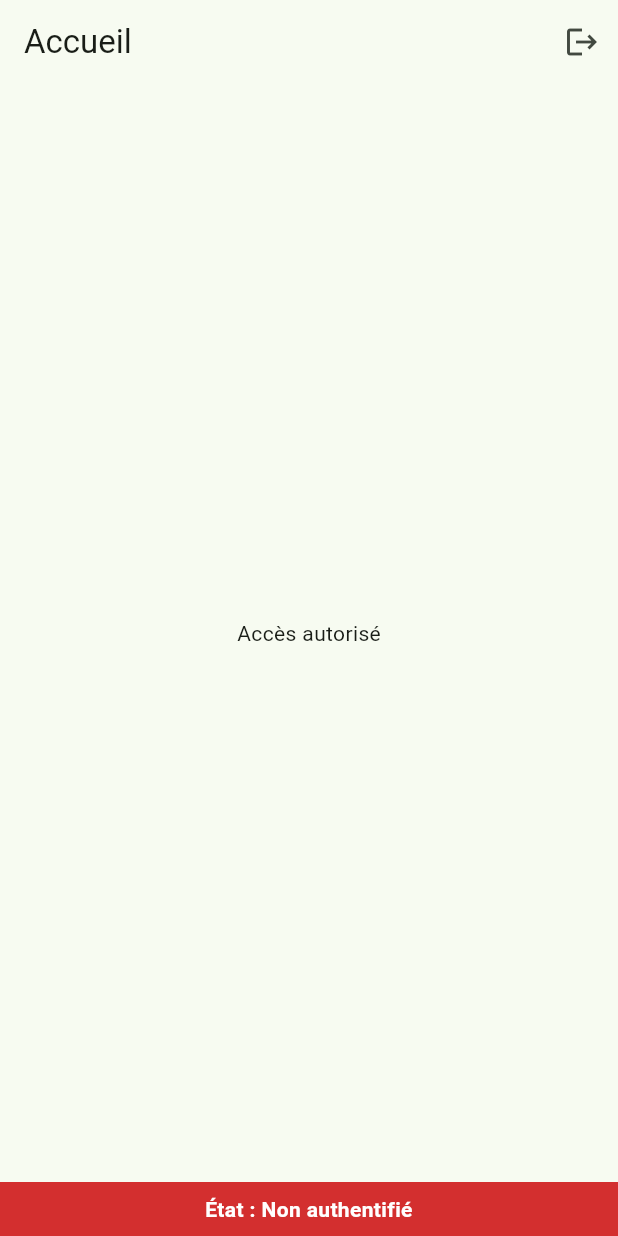
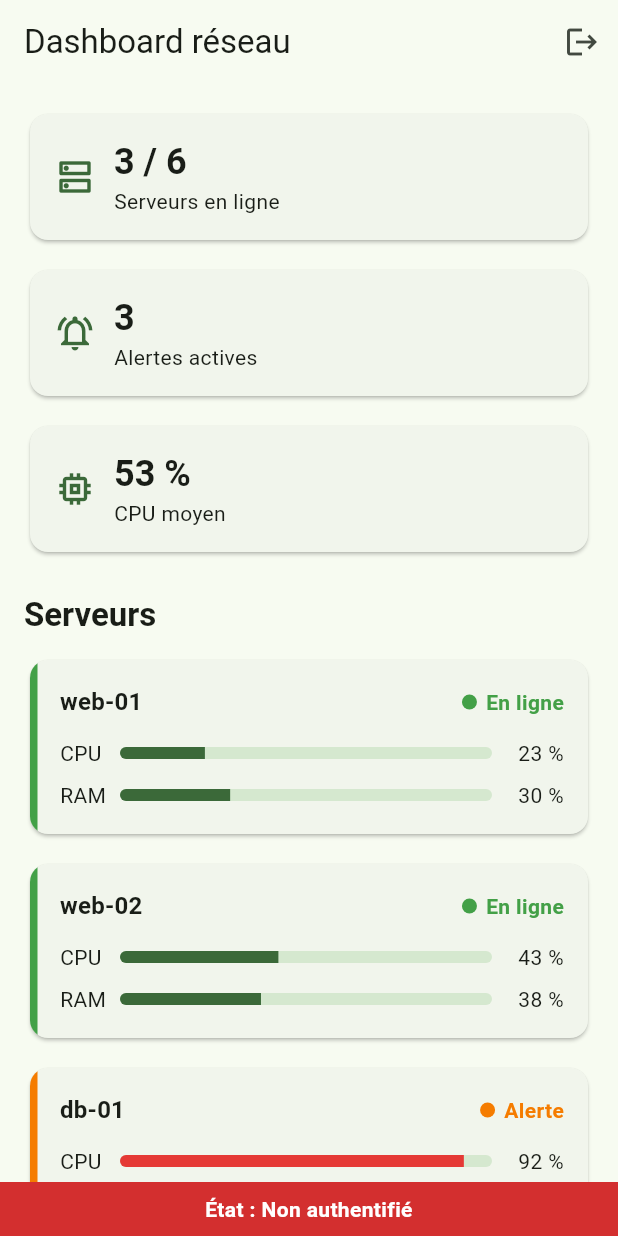
Before and after one commit to yassmine1000/flutter-ateliers, a Flutter app: the HomeScreen screen opened by its route, after a tap on the "logout" icon, on a phone screen of 412 x 824 dp. Run offline on Flutter 3.47's test engine with Material 3 defaults, Android fonts, the phone set to English and light mode, and no system bars; our stand-ins replace flutter_riverpod, go_router.

Commit message:
Atelier 01 : dashboard réseau responsive

```diff
--- /dev/null
+++ b/lib/dashboard/dashboard_screen.dart
@@ -0,0 +1,122 @@
+import 'package:flutter/material.dart';
+import 'package:flutter_riverpod/flutter_riverpod.dart';
+
+import 'data/fake_servers.dart';
+import 'models/server.dart';
+import 'widgets/alert_tile.dart';
+import 'widgets/metric_chart_card.dart';
+import 'widgets/responsive_grid.dart';
+import 'widgets/server_card.dart';
+import 'widgets/stat_tile.dart';
+
+/// Points de rupture : tablette large (3 col.), tablette (2 col.), smartphone (1 col.).
+int columnsFor(double width) => width >= 900 ? 3 : (width >= 600 ? 2 : 1);
+
+List<double> _average(List<List<double>> series) {
+  final n = series.first.length;
+  return List.generate(
+    n,
+    (i) => series.map((s) => s[i]).reduce((a, b) => a + b) / series.length,
+  );
+}
+
+class DashboardScreen extends ConsumerWidget {
+  const DashboardScreen({super.key});
+
+  @override
+  Widget build(BuildContext context, WidgetRef ref) {
+    final servers = ref.watch(serversProvider);
+
+    final alive = servers.where((s) => s.status != ServerStatus.offline).toList();
+    final base = alive.isEmpty ? servers : alive;
+    final cpuAvg = _average(base.map((s) => s.cpu).toList());
+    final ramAvg = _average(base.map((s) => s.ram).toList());
+    final online = servers.where((s) => s.status == ServerStatus.online).length;
+    final alerts = servers.where((s) => s.alert != null).toList();
+
+    return LayoutBuilder(
+      builder: (context, constraints) {
+        final width = constraints.maxWidth;
+        final columns = columnsFor(width);
+        final wide = width >= 600;
+
+        return SingleChildScrollView(
+          padding: const EdgeInsets.all(16),
+          child: Column(
+            crossAxisAlignment: CrossAxisAlignment.start,
+            children: [
+              ResponsiveGrid(
+                columns: wide ? 3 : 1,
+                children: [
+                  StatTile(
+                    label: 'Serveurs en ligne',
+                    value: '$online / ${servers.length}',
+                    icon: Icons.dns_outlined,
+                  ),
+                  StatTile(
+                    label: 'Alertes actives',
+                    value: '${alerts.length}',
+                    icon: Icons.notifications_active_outlined,
+                  ),
+                  StatTile(
+                    label: 'CPU moyen',
+                    value: '${cpuAvg.last.round()} %',
+                    icon: Icons.memory,
+                  ),
+                ],
+              ),
+              const _SectionTitle('Serveurs'),
+              ResponsiveGrid(
+                columns: columns,
+                children: [for (final s in servers) ServerCard(server: s)],
+              ),
+              const _SectionTitle('Alertes'),
+              if (alerts.isEmpty)
+                const Text('Aucune alerte')
+              else
+                ResponsiveGrid(
+                  columns: wide ? 2 : 1,
+                  children: [for (final s in alerts) AlertTile(server: s)],
+                ),
+              const _SectionTitle('Performances (moyenne)'),
+              ResponsiveGrid(
+                columns: wide ? 2 : 1,
+                children: [
+                  MetricChartCard(
+                    title: 'CPU',
+                    values: cpuAvg,
+                    color: Colors.green.shade600,
+                  ),
+                  MetricChartCard(
+                    title: 'RAM',
+                    values: ramAvg,
+                    color: Colors.blue.shade600,
+                  ),
+                ],
+              ),
+            ],
+          ),
+        );
+      },
+    );
+  }
+}
+
+class _SectionTitle extends StatelessWidget {
+  const _SectionTitle(this.text);
+  final String text;
+
+  @override
+  Widget build(BuildContext context) {
+    return Padding(
+      padding: const EdgeInsets.only(top: 24, bottom: 12),
+      child: Text(
+        text,
+        style: Theme.of(context)
+            .textTheme
+            .titleLarge
+            ?.copyWith(fontWeight: FontWeight.bold),
+      ),
+    );
+  }
+}
--- /dev/null
+++ b/lib/dashboard/data/fake_servers.dart
@@ -0,0 +1,44 @@
+import 'dart:math';
+
+import 'package:flutter_riverpod/flutter_riverpod.dart';
+
+import '../models/server.dart';
+
+List<double> _series(Random r, double base, double amp, {int n = 24}) {
+  var v = base;
+  return List.generate(n, (_) {
+    v = (v + (r.nextDouble() - 0.5) * amp).clamp(2.0, 98.0).toDouble();
+    return v;
+  });
+}
+
+Server _make(
+  int i,
+  String name,
+  ServerStatus status,
+  double cpu,
+  double ram, [
+  String? alert,
+]) {
+  final r = Random(i + 7); // graine fixe : données stables à chaque lancement
+  return Server(
+    id: 'srv-$i',
+    name: name,
+    status: status,
+    cpu: _series(r, cpu, 14),
+    ram: _series(r, ram, 8),
+    alert: alert,
+  );
+}
+
+/// Serveurs virtuels simulés.
+List<Server> buildFakeServers() => [
+      _make(1, 'web-01', ServerStatus.online, 35, 52),
+      _make(2, 'web-02', ServerStatus.online, 42, 58),
+      _make(3, 'db-01', ServerStatus.warning, 78, 82, 'CPU élevé depuis 10 min'),
+      _make(4, 'cache-01', ServerStatus.online, 20, 40),
+      _make(5, 'api-01', ServerStatus.warning, 66, 88, 'Mémoire presque saturée'),
+      _make(6, 'backup-01', ServerStatus.offline, 4, 4, 'Serveur injoignable'),
+    ];
+
+final serversProvider = Provider<List<Server>>((ref) => buildFakeServers());
--- /dev/null
+++ b/lib/dashboard/models/server.dart
@@ -0,0 +1,24 @@
+enum ServerStatus { online, warning, offline }
+
+class Server {
+  const Server({
+    required this.id,
+    required this.name,
+    required this.status,
+    required this.cpu,
+    required this.ram,
+    this.alert,
+  });
+
+  final String id;
+  final String name;
+  final ServerStatus status;
+
+  /// Historique en % (0..100), du plus ancien au plus récent.
+  final List<double> cpu;
+  final List<double> ram;
+  final String? alert;
+
+  double get cpuNow => cpu.last;
+  double get ramNow => ram.last;
+}
--- /dev/null
+++ b/lib/dashboard/widgets/alert_tile.dart
@@ -0,0 +1,21 @@
+import 'package:flutter/material.dart';
+
+import '../models/server.dart';
+import 'status_indicator.dart';
+
+class AlertTile extends StatelessWidget {
+  const AlertTile({super.key, required this.server});
+  final Server server;
+
+  @override
+  Widget build(BuildContext context) {
+    return Card(
+      child: ListTile(
+        leading: Icon(Icons.warning_amber_rounded,
+            color: statusColor(server.status)),
+        title: Text(server.name),
+        subtitle: Text(server.alert ?? ''),
+      ),
+    );
+  }
+}
--- /dev/null
+++ b/lib/dashboard/widgets/metric_bar.dart
@@ -0,0 +1,38 @@
+import 'package:flutter/material.dart';
+
+/// Ligne « LABEL ▓▓▓░░ 62 % » : le libellé et la valeur ont une largeur
+/// fixe, la barre prend tout le reste (Expanded) quelle que soit la largeur.
+class MetricBar extends StatelessWidget {
+  const MetricBar({super.key, required this.label, required this.value});
+
+  final String label;
+  final double value; // 0..100
+
+  @override
+  Widget build(BuildContext context) {
+    final color = value > 85
+        ? Colors.red.shade600
+        : value > 65
+            ? Colors.orange.shade700
+            : Theme.of(context).colorScheme.primary;
+    return Row(
+      children: [
+        SizedBox(width: 40, child: Text(label)),
+        Expanded(
+          child: ClipRRect(
+            borderRadius: BorderRadius.circular(4),
+            child: LinearProgressIndicator(
+              value: value / 100,
+              minHeight: 8,
+              color: color,
+            ),
+          ),
+        ),
+        SizedBox(
+          width: 48,
+          child: Text('${value.round()} %', textAlign: TextAlign.right),
+        ),
+      ],
+    );
+  }
+}
--- /dev/null
+++ b/lib/dashboard/widgets/metric_chart_card.dart
@@ -0,0 +1,104 @@
+import 'package:flutter/material.dart';
+
+/// Carte avec un graphe en courbe dessiné à la main (CustomPaint) :
+/// aucune dépendance externe, la courbe s'adapte à la largeur disponible.
+class MetricChartCard extends StatelessWidget {
+  const MetricChartCard({
+    super.key,
+    required this.title,
+    required this.values,
+    required this.color,
+  });
+
+  final String title;
+  final List<double> values;
+  final Color color;
+
+  @override
+  Widget build(BuildContext context) {
+    return Card(
+      child: Padding(
+        padding: const EdgeInsets.all(16),
+        child: Column(
+          crossAxisAlignment: CrossAxisAlignment.start,
+          children: [
+            Row(
+              children: [
+                Expanded(
+                  child: Text(
+                    title,
+                    style: Theme.of(context).textTheme.titleMedium,
+                  ),
+                ),
+                Text(
+                  '${values.last.round()} %',
+                  style: Theme.of(context)
+                      .textTheme
+                      .titleMedium
+                      ?.copyWith(fontWeight: FontWeight.bold, color: color),
+                ),
+              ],
+            ),
+            const SizedBox(height: 12),
+            SizedBox(
+              height: 120,
+              width: double.infinity,
+              child: CustomPaint(painter: _SparklinePainter(values, color)),
+            ),
+          ],
+        ),
+      ),
+    );
+  }
+}
+
+class _SparklinePainter extends CustomPainter {
+  _SparklinePainter(this.values, this.color);
+
+  final List<double> values;
+  final Color color;
+
+  @override
+  void paint(Canvas canvas, Size size) {
+    if (values.length < 2) return;
+
+    final grid = Paint()
+      ..color = Colors.grey.withAlpha(60)
+      ..strokeWidth = 1;
+    for (var i = 0; i <= 2; i++) {
+      final y = size.height * i / 2;
+      canvas.drawLine(Offset(0, y), Offset(size.width, y), grid);
+    }
+
+    final dx = size.width / (values.length - 1);
+    final line = Path();
+    for (var i = 0; i < values.length; i++) {
+      final v = values[i].clamp(0.0, 100.0).toDouble();
+      final x = i * dx;
+      final y = size.height - (v / 100) * size.height;
+      if (i == 0) {
+        line.moveTo(x, y);
+      } else {
+        line.lineTo(x, y);
+      }
+    }
+
+    final fill = Path.from(line)
+      ..lineTo(size.width, size.height)
+      ..lineTo(0, size.height)
+      ..close();
+    canvas.drawPath(fill, Paint()..color = color.withAlpha(40));
+    canvas.drawPath(
+      line,
+      Paint()
+        ..color = color
+        ..style = PaintingStyle.stroke
+        ..strokeWidth = 2.5
+        ..strokeJoin = StrokeJoin.round,
+    );
+  }
+
+  @override
+  bool shouldRepaint(_SparklinePainter old) =>
+      old.values != values || old.color != color;
+}
--- /dev/null
+++ b/lib/dashboard/widgets/responsive_grid.dart
@@ -0,0 +1,35 @@
+import 'package:flutter/material.dart';
+
+/// Grille à nombre de colonnes imposé : chaque enfant reçoit exactement
+/// (largeur disponible - espaces) / colonnes. Wrap gère le retour à la ligne.
+class ResponsiveGrid extends StatelessWidget {
+  const ResponsiveGrid({
+    super.key,
+    required this.columns,
+    required this.children,
+    this.spacing = 12,
+  });
+
+  final int columns;
+  final List<Widget> children;
+  final double spacing;
+
+  @override
+  Widget build(BuildContext context) {
+    return LayoutBuilder(
+      builder: (context, constraints) {
+        final itemWidth =
+            ((constraints.maxWidth - spacing * (columns - 1)) / columns)
+                .floorToDouble();
+        return Wrap(
+          spacing: spacing,
+          runSpacing: spacing,
+          children: [
+            for (final child in children)
+              SizedBox(width: itemWidth, child: child),
+          ],
+        );
+      },
+    );
+  }
+}
--- /dev/null
+++ b/lib/dashboard/widgets/server_card.dart
@@ -0,0 +1,68 @@
+import 'package:flutter/material.dart';
+
+import '../models/server.dart';
+import 'metric_bar.dart';
+import 'status_indicator.dart';
+
+class ServerCard extends StatelessWidget {
+  const ServerCard({super.key, required this.server});
+  final Server server;
+
+  @override
+  Widget build(BuildContext context) {
+    final alert = server.alert;
+    return Card(
+      clipBehavior: Clip.antiAlias,
+      child: Stack(
+        children: [
+          // Bandeau de couleur sur le bord gauche (superposé avec Stack).
+          Positioned(
+            left: 0,
+            top: 0,
+            bottom: 0,
+            child: Container(width: 5, color: statusColor(server.status)),
+          ),
+          Padding(
+            padding: const EdgeInsets.fromLTRB(20, 16, 16, 16),
+            child: Column(
+              crossAxisAlignment: CrossAxisAlignment.start,
+              mainAxisSize: MainAxisSize.min,
+              children: [
+                Row(
+                  children: [
+                    Expanded(
+                      child: Text(
+                        server.name,
+                        overflow: TextOverflow.ellipsis,
+                        style: Theme.of(context)
+                            .textTheme
+                            .titleMedium
+                            ?.copyWith(fontWeight: FontWeight.bold),
+                      ),
+                    ),
+                    StatusIndicator(status: server.status),
+                  ],
+                ),
+                const SizedBox(height: 12),
+                MetricBar(label: 'CPU', value: server.cpuNow),
+                const SizedBox(height: 8),
+                MetricBar(label: 'RAM', value: server.ramNow),
+                if (alert != null) ...[
+                  const SizedBox(height: 12),
+                  Row(
+                    children: [
+                      Icon(Icons.warning_amber_rounded,
+                          size: 18, color: statusColor(server.status)),
+                      const SizedBox(width: 6),
+                      Expanded(child: Text(alert)),
+                    ],
+                  ),
+                ],
+              ],
+            ),
+          ),
+        ],
+      ),
+    );
+  }
+}
--- /dev/null
+++ b/lib/dashboard/widgets/stat_tile.dart
@@ -0,0 +1,44 @@
+import 'package:flutter/material.dart';
+
+class StatTile extends StatelessWidget {
+  const StatTile({
+    super.key,
+    required this.label,
+    required this.value,
+    required this.icon,
+  });
+
+  final String label;
+  final String value;
+  final IconData icon;
+
+  @override
+  Widget build(BuildContext context) {
+    return Card(
+      child: Padding(
+        padding: const EdgeInsets.all(16),
+        child: Row(
+          children: [
+            Icon(icon, size: 28, color: Theme.of(context).colorScheme.primary),
+            const SizedBox(width: 12),
+            Expanded(
+              child: Column(
+                crossAxisAlignment: CrossAxisAlignment.start,
+                children: [
+                  Text(
+                    value,
+                    style: Theme.of(context)
+                        .textTheme
+                        .headlineSmall
+                        ?.copyWith(fontWeight: FontWeight.bold),
+                  ),
+                  Text(label, overflow: TextOverflow.ellipsis),
+                ],
+              ),
+            ),
+          ],
+        ),
+      ),
+    );
+  }
+}
--- /dev/null
+++ b/lib/dashboard/widgets/status_indicator.dart
@@ -0,0 +1,41 @@
+import 'package:flutter/material.dart';
+
+import '../models/server.dart';
+
+Color statusColor(ServerStatus s) => switch (s) {
+      ServerStatus.online => Colors.green.shade600,
+      ServerStatus.warning => Colors.orange.shade700,
+      ServerStatus.offline => Colors.red.shade600,
+    };
+
+String statusLabel(ServerStatus s) => switch (s) {
+      ServerStatus.online => 'En ligne',
+      ServerStatus.warning => 'Alerte',
+      ServerStatus.offline => 'Hors ligne',
+    };
+
+/// Pastille de couleur + libellé. Réutilisé partout où un statut s'affiche.
+class StatusIndicator extends StatelessWidget {
+  const StatusIndicator({super.key, required this.status});
+  final ServerStatus status;
+
+  @override
+  Widget build(BuildContext context) {
+    final color = statusColor(status);
+    return Row(
+      mainAxisSize: MainAxisSize.min,
+      children: [
+        Container(
+          width: 10,
+          height: 10,
+          decoration: BoxDecoration(color: color, shape: BoxShape.circle),
+        ),
+        const SizedBox(width: 6),
+        Text(
+          statusLabel(status),
+          style: TextStyle(color: color, fontWeight: FontWeight.w600),
+        ),
+      ],
+    );
+  }
+}
--- a/lib/screens/home_screen.dart
+++ b/lib/screens/home_screen.dart
@@ -2,8 +2,10 @@ import 'package:flutter/material.dart';
 import 'package:flutter_riverpod/flutter_riverpod.dart';
 
 import '../auth/auth_state.dart';
+import '../dashboard/dashboard_screen.dart';
 import '../widgets/auth_status_banner.dart';
 
+/// Écran protégé par le tunnel d'authentification : affiche le dashboard.
 class HomeScreen extends ConsumerWidget {
   const HomeScreen({super.key});
 
@@ -12,15 +14,16 @@ class HomeScreen extends ConsumerWidget {
     return Scaffold(
       bottomNavigationBar: const AuthStatusBanner(),
       appBar: AppBar(
-        title: const Text('Accueil'),
+        title: const Text('Dashboard réseau'),
         actions: [
           IconButton(
             icon: const Icon(Icons.logout),
+            tooltip: 'Se déconnecter',
             onPressed: () => ref.read(authProvider.notifier).logout(),
           ),
         ],
       ),
-      body: const Center(child: Text('Accès autorisé')),
+      body: const DashboardScreen(),
     );
   }
 }
```
Also changed, not shown: 1 other file.
